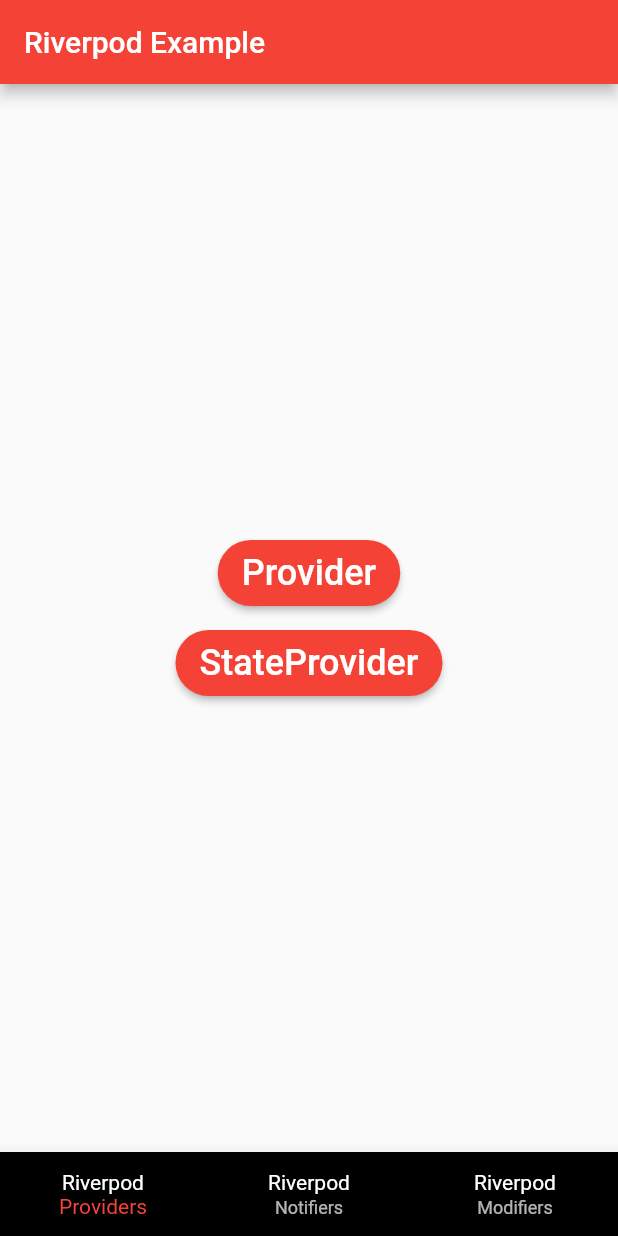
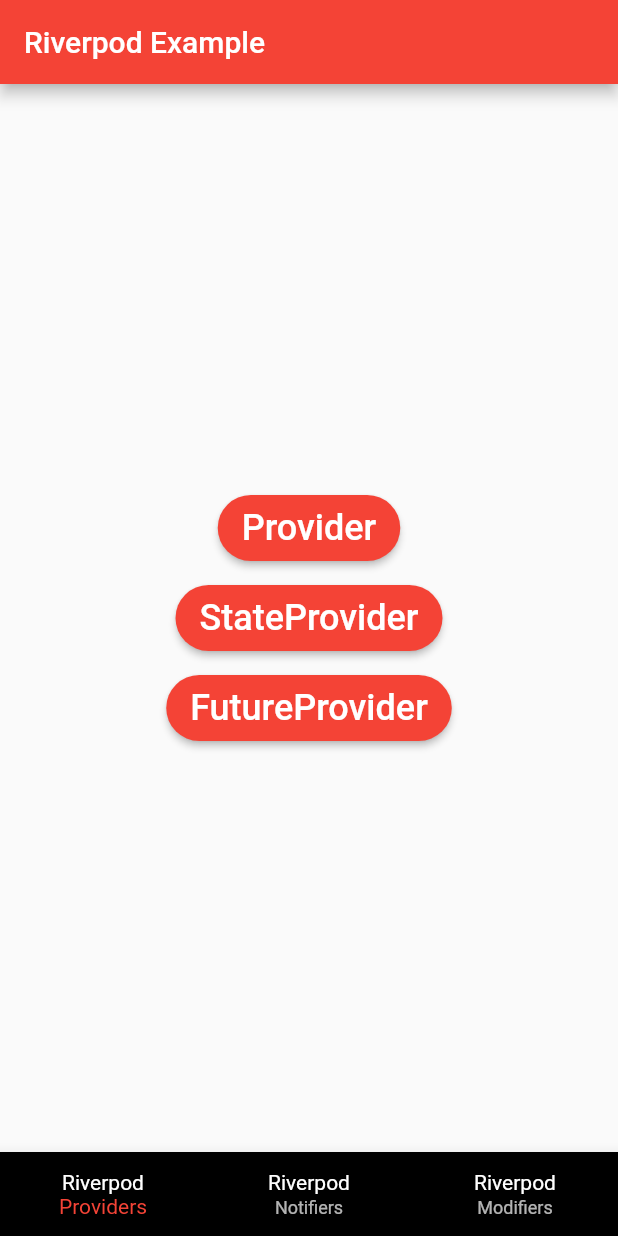
Before and after one commit to bl1nkker/flutter-riverpod-samples, a Flutter app: the screen it shows after launch, on a phone screen of 412 x 824 dp. Run offline on Flutter 3.47's test engine with Material 2 defaults, Android fonts, the light colour scheme and no system bars; our stand-ins replace flutter_riverpod.

Commit message:
feat: added future provider screen demo

```diff
--- a/riverpod_providers/lib/main.dart
+++ b/riverpod_providers/lib/main.dart
@@ -1,5 +1,6 @@
 import 'package:flutter/material.dart';
 import 'package:flutter_riverpod/flutter_riverpod.dart';
+import 'package:riverpod_providers/pages/future_provider_page.dart';
 import 'package:riverpod_providers/pages/provider_page.dart';
 import 'package:riverpod_providers/pages/state_provider_page.dart';
 import 'package:riverpod_providers/widgets/button_widget.dart';
@@ -83,11 +84,11 @@
             text: 'StateProvider',
             onClicked: () => navigateTo(context, const StateProviderPage()),
           ),
-          // const SizedBox(height: 12),
-          // ButtonWidget(
-          //   text: 'FutureProvider',
-          //   onClicked: () => navigateTo(context, FutureProviderPage()),
-          // ),
+          const SizedBox(height: 12),
+          ButtonWidget(
+            text: 'FutureProvider',
+            onClicked: () => navigateTo(context, const FutureProviderPage()),
+          ),
           // const SizedBox(height: 12),
           // ButtonWidget(
           //   text: 'StreamProvider',
```
Also changed, not shown: riverpod_providers/lib/pages/future_provider_page.dart (added, +31 -0 lines).
